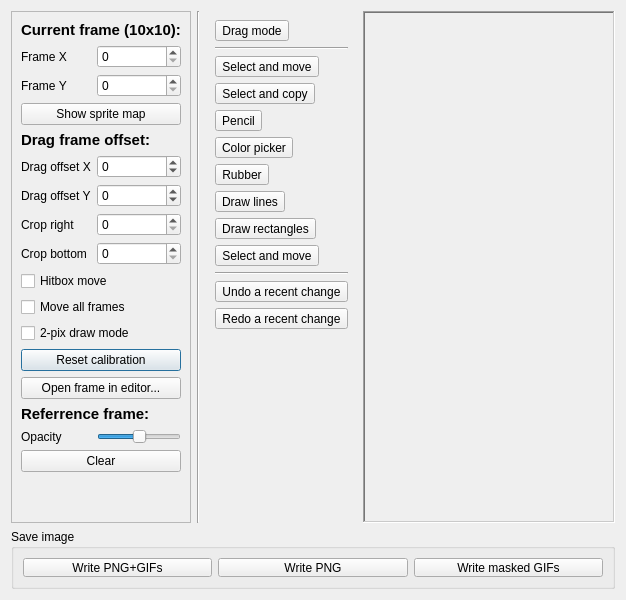
Qt form PlayableCalibrator/image_calibration/image_calibrator.ui (WohlSoft/Moondust-Project) before a commit.
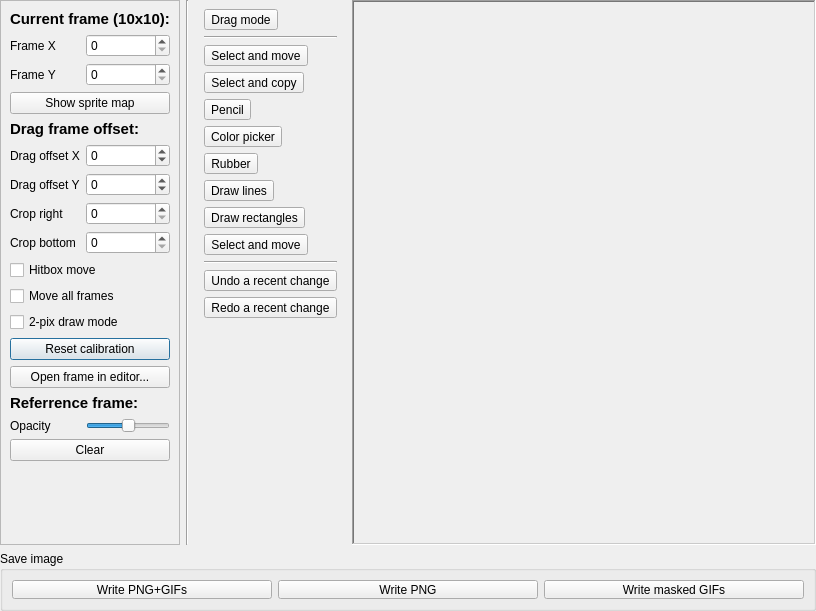
The same form after that commit. Icons and pictures are not drawn. Custom widgets are drawn as their Qt base class.

Commit message:
Calibrator: Improve the sprite editor
- Make select/copy tool not to spam the history by junk entries.
- Make working hotkeys for the rest of tools and actions (to do: document that!).
- Make the status bar instead of the message boxes while saving images.

Patch:
```diff
--- a/PlayableCalibrator/image_calibration/image_calibrator.ui
+++ b/PlayableCalibrator/image_calibration/image_calibrator.ui
@@ -6,8 +6,8 @@
    <rect>
     <x>0</x>
     <y>0</y>
-    <width>626</width>
-    <height>600</height>
+    <width>816</width>
+    <height>611</height>
    </rect>
   </property>
   <property name="minimumSize">
@@ -26,7 +26,19 @@
    <iconset resource="../_resources/images.qrc">
     <normaloff>:/images/Icon16.png</normaloff>:/images/Icon16.png</iconset>
   </property>
-  <layout class="QGridLayout" name="gridLayout_3" columnstretch="0,0,0,1000">
+  <layout class="QGridLayout" name="calibratorLayout" columnstretch="0,0,0,1000">
+   <property name="leftMargin">
+    <number>0</number>
+   </property>
+   <property name="topMargin">
+    <number>0</number>
+   </property>
+   <property name="rightMargin">
+    <number>0</number>
+   </property>
+   <property name="bottomMargin">
+    <number>0</number>
+   </property>
    <item row="0" column="3">
     <widget class="FrameTuneScene" name="preview">
      <property name="frameShape">
```
Left out of the diff: 4 changed lines with no effect on the pictures. The commit also changes 5 other files.
